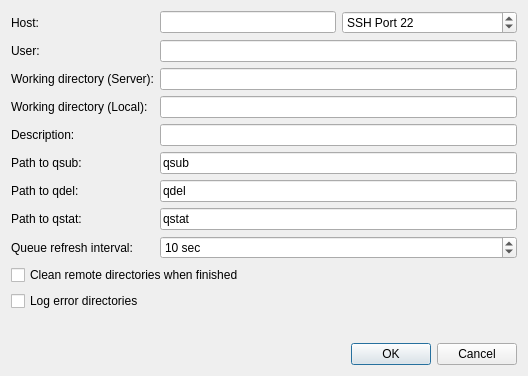
This is src/globalsearch/queueinterfaces/sgedialog.ui in xtalopt/XtalOpt as Qt 5 draws it before an edit. The edited form follows.
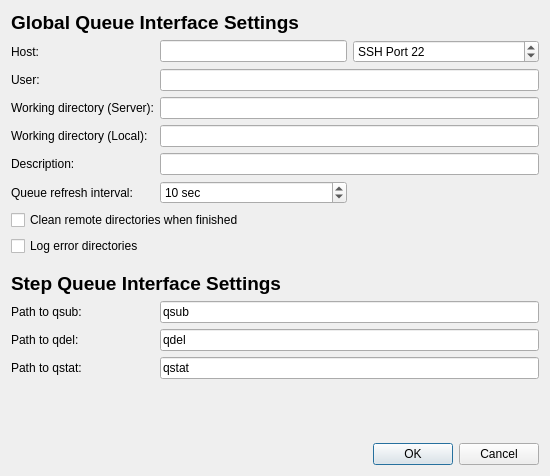
This is the edited form.

Commit message: Major change: different opts and QIs for steps

What changed in the file:
```diff
--- a/src/globalsearch/queueinterfaces/sgedialog.ui
+++ b/src/globalsearch/queueinterfaces/sgedialog.ui
@@ -6,8 +6,8 @@
    <rect>
     <x>0</x>
     <y>0</y>
-    <width>528</width>
-    <height>376</height>
+    <width>550</width>
+    <height>476</height>
    </rect>
   </property>
   <property name="sizePolicy">
@@ -20,7 +20,14 @@
    <string>SGE Queue Configuration</string>
   </property>
   <layout class="QGridLayout" name="gridLayout">
-   <item row="0" column="0">
+   <item row="0" column="0" colspan="4">
+    <widget class="QLabel" name="label_3">
+     <property name="text">
+      <string>&lt;html&gt;&lt;head/&gt;&lt;body&gt;&lt;p&gt;&lt;span style=&quot; font-size:14pt; font-weight:600;&quot;&gt;Global Queue Interface Settings&lt;/span&gt;&lt;/p&gt;&lt;/body&gt;&lt;/html&gt;</string>
+     </property>
+    </widget>
+   </item>
+   <item row="1" column="0">
     <widget class="QLabel" name="label_18">
      <property name="sizePolicy">
       <sizepolicy hsizetype="Maximum" vsizetype="Preferred">
@@ -36,14 +43,14 @@
      </property>
     </widget>
    </item>
-   <item row="0" column="2">
+   <item row="1" column="2">
     <widget class="QLineEdit" name="edit_host">
      <property name="toolTip">
       <string>Address of host. Can use IP or host name.</string>
      </property>
     </widget>
    </item>
-   <item row="0" column="3">
+   <item row="1" column="3">
     <widget class="QSpinBox" name="spin_port">
      <property name="prefix">
       <string>SSH Port </string>
@@ -56,7 +63,7 @@
      </property>
     </widget>
    </item>
-   <item row="1" column="0">
+   <item row="2" column="0">
     <widget class="QLabel" name="label_19">
      <property name="sizePolicy">
       <sizepolicy hsizetype="Maximum" vsizetype="Preferred">
@@ -72,14 +79,21 @@
      </property>
     </widget>
    </item>
-   <item row="1" column="2" colspan="2">
+   <item row="2" column="2" colspan="2">
     <widget class="QLineEdit" name="edit_username">
      <property name="toolTip">
       <string>Username on above host.</string>
      </property>
     </widget>
    </item>
-   <item row="2" column="0" colspan="2">
+   <item row="3" column="2" colspan="2">
+    <widget class="QLineEdit" name="edit_rempath">
+     <property name="toolTip">
+      <string>Path on remote host to use during optimizations. Do not use wildcard characters or BASH-specific characters (e.g. '~' in place of /home/user).</string>
+     </property>
+    </widget>
+   </item>
+   <item row="3" column="0" colspan="2">
     <widget class="QLabel" name="label_20">
      <property name="sizePolicy">
       <sizepolicy hsizetype="Maximum" vsizetype="Preferred">
@@ -95,14 +109,14 @@
      </property>
     </widget>
    </item>
-   <item row="2" column="2" colspan="2">
-    <widget class="QLineEdit" name="edit_rempath">
+   <item row="4" column="2" colspan="2">
+    <widget class="QLineEdit" name="edit_locpath">
      <property name="toolTip">
       <string>Path on remote host to use during optimizations. Do not use wildcard characters or BASH-specific characters (e.g. '~' in place of /home/user).</string>
      </property>
     </widget>
    </item>
-   <item row="3" column="0">
+   <item row="4" column="0">
     <widget class="QLabel" name="label_21">
      <property name="sizePolicy">
       <sizepolicy hsizetype="Maximum" vsizetype="Preferred">
@@ -118,14 +132,7 @@
      </property>
     </widget>
    </item>
-   <item row="3" column="2" colspan="2">
-    <widget class="QLineEdit" name="edit_locpath">
-     <property name="toolTip">
-      <string>Local path to store files</string>
-     </property>
-    </widget>
-   </item>
-   <item row="5" column="0">
+   <item row="11" column="0">
     <widget class="QLabel" name="label_launch">
      <property name="sizePolicy">
       <sizepolicy hsizetype="Maximum" vsizetype="Preferred">
@@ -144,7 +151,7 @@
      </property>
     </widget>
    </item>
-   <item row="5" column="2" colspan="2">
+   <item row="11" column="2" colspan="2">
     <widget class="QLineEdit" name="edit_qsub">
      <property name="toolTip">
       <string>Command used to submit jobs to the SGE queue. Usually qsub.</string>
@@ -154,7 +161,7 @@
      </property>
     </widget>
    </item>
-   <item row="6" column="0">
+   <item row="12" column="0">
     <widget class="QLabel" name="label_qdel">
      <property name="sizePolicy">
       <sizepolicy hsizetype="Maximum" vsizetype="Preferred">
@@ -173,7 +180,7 @@
      </property>
     </widget>
    </item>
-   <item row="7" column="2" colspan="2">
+   <item row="13" column="2" colspan="2">
     <widget class="QLineEdit" name="edit_qstat">
      <property name="toolTip">
       <string>Command used to check the SGE queue. Use qstat.</string>
@@ -183,7 +190,7 @@
      </property>
     </widget>
    </item>
-   <item row="7" column="0">
+   <item row="13" column="0">
     <widget class="QLabel" name="label_check">
      <property name="sizePolicy">
       <sizepolicy hsizetype="Maximum" vsizetype="Preferred">
@@ -202,7 +209,14 @@
      </property>
     </widget>
    </item>
-   <item row="6" column="2" colspan="2">
+   <item row="5" column="2" colspan="2">
+    <widget class="QLineEdit" name="edit_description">
+     <property name="toolTip">
+      <string>Short description of optimization (used as %description% template keyword in input templates).</string>
+     </property>
+    </widget>
+   </item>
+   <item row="12" column="2" colspan="2">
     <widget class="QLineEdit" name="edit_qdel">
      <property name="toolTip">
       <string>Command used to delete jobs from the queue. Usually qdel.</string>
@@ -212,7 +226,7 @@
      </property>
     </widget>
    </item>
-   <item row="4" column="0">
+   <item row="5" column="0">
     <widget class="QLabel" name="label">
      <property name="text">
       <string>Description:</string>
@@ -222,14 +236,7 @@
      </property>
     </widget>
    </item>
-   <item row="4" column="2" colspan="2">
-    <widget class="QLineEdit" name="edit_description">
-     <property name="toolTip">
-      <string>Short description of optimization (used as %description% template keyword in input templates).</string>
-     </property>
-    </widget>
-   </item>
-   <item row="12" column="3">
+   <item row="18" column="3">
     <widget class="QDialogButtonBox" name="buttonBox">
      <property name="orientation">
       <enum>Qt::Horizontal</enum>
@@ -239,7 +246,7 @@
      </property>
     </widget>
    </item>
-   <item row="11" column="3">
+   <item row="17" column="3">
     <spacer name="verticalSpacer">
      <property name="orientation">
       <enum>Qt::Vertical</enum>
@@ -252,14 +259,14 @@
      </property>
     </spacer>
    </item>
-   <item row="8" column="0">
+   <item row="6" column="0">
     <widget class="QLabel" name="label_2">
      <property name="text">
       <string>Queue refresh interval:</string>
      </property>
     </widget>
    </item>
-   <item row="8" column="2" colspan="2">
+   <item row="6" column="2">
     <widget class="QSpinBox" name="spin_interval">
      <property name="suffix">
       <string> sec</string>
@@ -275,14 +282,14 @@
      </property>
     </widget>
    </item>
-   <item row="9" column="0" colspan="4">
+   <item row="7" column="0" colspan="4">
     <widget class="QCheckBox" name="cb_cleanRemoteOnStop">
      <property name="text">
       <string>Clean remote directories when finished</string>
      </property>
     </widget>
    </item>
-   <item row="10" column="0">
+   <item row="8" column="0">
     <widget class="QCheckBox" name="cb_logErrorDirs">
      <property name="toolTip">
       <string>&lt;html&gt;&lt;head/&gt;&lt;body&gt;&lt;p&gt;Leaves a copy of a directory in which an error occurred in &amp;lt;local_path&amp;gt;/errorDirs.&lt;/p&gt;&lt;p&gt;This can help when figuring out why an xtal fails when submitted.&lt;/p&gt;&lt;p&gt;Only keeps one copy for each xtal directory (so if an error occurred in 00001x00001 twice, the first error directory would have been overwritten by the second)&lt;/p&gt;&lt;/body&gt;&lt;/html&gt;</string>
@@ -292,6 +299,29 @@
      </property>
     </widget>
    </item>
+   <item row="10" column="0" colspan="4">
+    <widget class="QLabel" name="label_4">
+     <property name="text">
+      <string>&lt;html&gt;&lt;head/&gt;&lt;body&gt;&lt;p&gt;&lt;span style=&quot; font-size:14pt; font-weight:600;&quot;&gt;Step Queue Interface Settings&lt;/span&gt;&lt;/p&gt;&lt;/body&gt;&lt;/html&gt;</string>
+     </property>
+    </widget>
+   </item>
+   <item row="9" column="0">
+    <spacer name="verticalSpacer_2">
+     <property name="orientation">
+      <enum>Qt::Vertical</enum>
+     </property>
+     <property name="sizeType">
+      <enum>QSizePolicy::Minimum</enum>
+     </property>
+     <property name="sizeHint" stdset="0">
+      <size>
+       <width>10</width>
+       <height>10</height>
+      </size>
+     </property>
+    </spacer>
+   </item>
   </layout>
  </widget>
  <tabstops>
```
Left out of the diff: 4 changed lines with no effect on the pictures. The commit also changes 55 other files.
